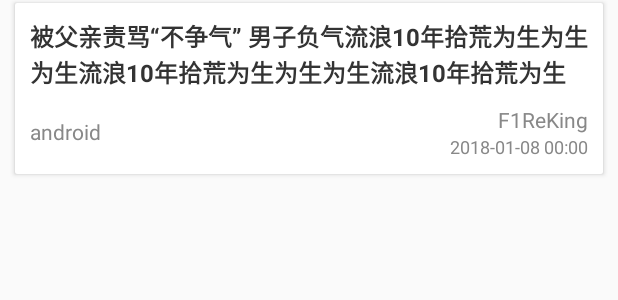
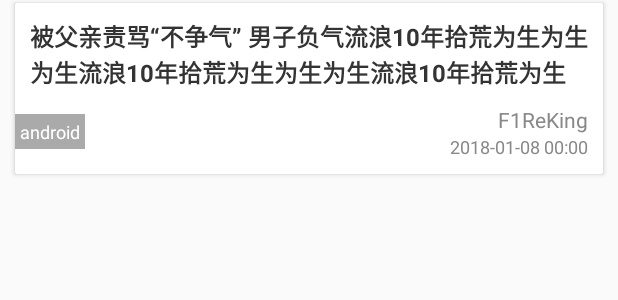
Before and after one commit to DB-BOY/Mr.Gank, an Android app: the layout item_list_gank.xml on its own in the app's theme, with its tools: preview values and no code run, on a phone screen of 412 x 824 dp. Shown: the top 300 px of the screen. Run offline under Robolectric (Android 15) with nearby library versions, the phone set to English and light mode, and no system bars; network calls fail.

Commit message:
[优化] 修改列表分类标签布局

```diff
--- a/app/build.gradle
+++ b/app/build.gradle
@@ -21,8 +21,8 @@ android {
         applicationId "com.f1reking.gank"
         minSdkVersion an.minSdkVersion
         targetSdkVersion an.targetSdkVersion
-        versionCode 11
-        versionName "1.1"
+        versionCode 12
+        versionName "1.2"
         multiDexEnabled true
         ndk {
             abiFilters 'armeabi', 'x86'
--- a/app/src/main/java/com/f1reking/gank/module/search/SearchActivity.kt
+++ b/app/src/main/java/com/f1reking/gank/module/search/SearchActivity.kt
@@ -79,7 +79,6 @@ class SearchActivity : BaseActivity(), PullLoadMoreListener {
                                          p2: GankEntity?,
                                          p3: Int) {
                     WebActivity.newIntent(this@SearchActivity, p2!!.url, p2.desc)
-                    finish()
                 }
             })
         }
--- a/app/src/main/res/layout/item_list_gank.xml
+++ b/app/src/main/res/layout/item_list_gank.xml
@@ -14,7 +14,6 @@
         android:layout_height="wrap_content"
         android:background="@color/white"
         android:orientation="vertical"
-        android:padding="10dp"
         >
 
 
@@ -22,6 +21,9 @@
             android:id="@+id/tv_title"
             android:layout_width="wrap_content"
             android:layout_height="wrap_content"
+            android:layout_marginLeft="10dp"
+            android:layout_marginRight="10dp"
+            android:layout_marginTop="10dp"
             android:maxLines="2"
             android:text="被父亲责骂“不争气” 男子负气流浪10年拾荒为生为生为生流浪10年拾荒为生为生为生流浪10年拾荒为生为生为生流浪10年拾荒为生为生为生"
             android:textColor="@color/title"
@@ -34,6 +36,7 @@
             android:layout_height="wrap_content"
             android:layout_marginTop="10dp"
             android:orientation="horizontal"
+            android:layout_marginBottom="10dp"
             >
 
             <TextView
@@ -42,9 +45,11 @@
                 android:layout_height="wrap_content"
                 android:layout_alignParentLeft="true"
                 android:layout_centerVertical="true"
-                android:textColor="@color/text"
-                android:textSize="14sp"
+                android:textColor="@color/white"
+                android:textSize="12sp"
                 tools:text="android"
+                android:background="@android:color/darker_gray"
+                android:padding="3dp"
                 />
 
             <TextView
@@ -55,6 +60,7 @@
                 android:textColor="@color/text"
                 android:textSize="14sp"
                 tools:text="F1ReKing"
+                android:layout_marginRight="10dp"
                 />
 
             <TextView
@@ -66,6 +72,7 @@
                 android:textColor="@color/text"
                 android:textSize="12sp"
                 tools:text="2018-01-08 00:00"
+                android:layout_marginRight="10dp"
                 />
 
 
```
